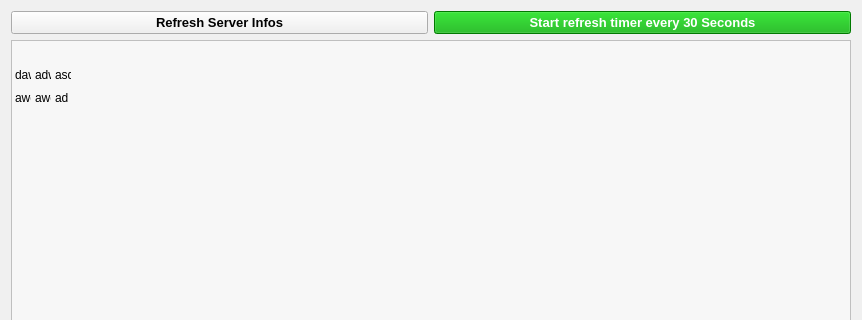
This is Source_Code/source_files/isrt_monitor.ui in sargolin/ISRT-Insurgency-Sandstorm-RCON-TOOL-and-Mapchanger as Qt 5 draws it before an edit; both pictures show x 0 to 862 and y 0 to 320 of the 862 by 684 pixel window. The edited form follows.
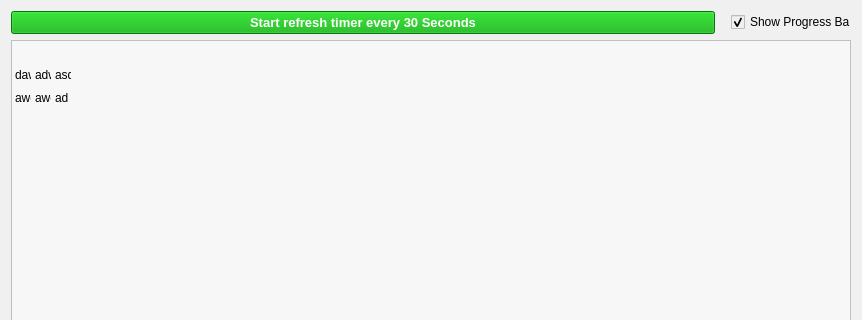
This is the edited form. Icons and pictures are not drawn.

Commit message: Refresh Timer working

Patch:
```diff
--- a/Source_Code/source_files/isrt_monitor.ui
+++ b/Source_Code/source_files/isrt_monitor.ui
@@ -27,29 +27,6 @@
     <layout class="QVBoxLayout" name="verticalLayout">
      <item>
       <layout class="QHBoxLayout" name="horizontalLayout">
-       <item>
-        <widget class="QPushButton" name="btn_exec_overview_refresh">
-         <property name="font">
-          <font>
-           <pointsize>10</pointsize>
-           <weight>75</weight>
-           <bold>true</bold>
-          </font>
-         </property>
-         <property name="text">
-          <string>Refresh Server Infos</string>
-         </property>
-         <property name="autoDefault">
-          <bool>false</bool>
-         </property>
-         <property name="default">
-          <bool>false</bool>
-         </property>
-         <property name="flat">
-          <bool>false</bool>
-         </property>
-        </widget>
-       </item>
        <item>
         <widget class="QPushButton" name="btn_exec_overview_refresh_timer">
          <property name="font">
@@ -80,6 +57,44 @@
          </property>
         </widget>
        </item>
+       <item>
+        <spacer name="horizontalSpacer">
+         <property name="orientation">
+          <enum>Qt::Horizontal</enum>
+         </property>
+         <property name="sizeType">
+          <enum>QSizePolicy::Fixed</enum>
+         </property>
+         <property name="sizeHint" stdset="0">
+          <size>
+           <width>10</width>
+           <height>20</height>
+          </size>
+         </property>
+        </spacer>
+       </item>
+       <item>
+        <widget class="QCheckBox" name="chkbx_show_progressbar">
+         <property name="minimumSize">
+          <size>
+           <width>120</width>
+           <height>0</height>
+          </size>
+         </property>
+         <property name="maximumSize">
+          <size>
+           <width>120</width>
+           <height>16777215</height>
+          </size>
+         </property>
+         <property name="text">
+          <string>Show Progress Bar</string>
+         </property>
+         <property name="checked">
+          <bool>true</bool>
+         </property>
+        </widget>
+       </item>
       </layout>
      </item>
      <item>
```
The commit also changes 4 other files.
